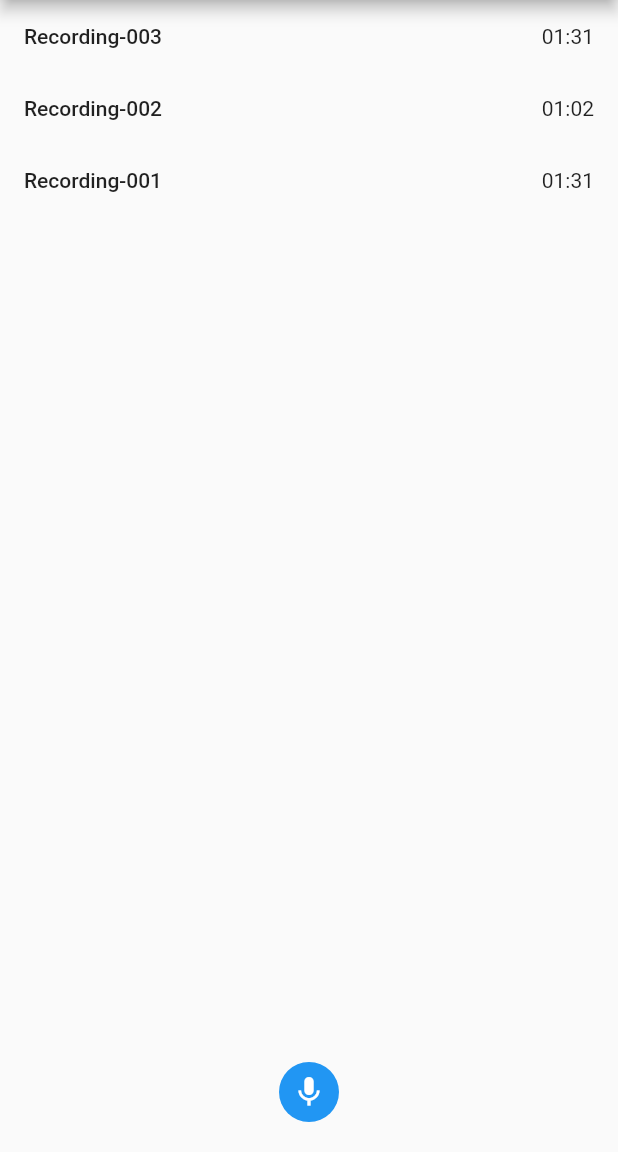
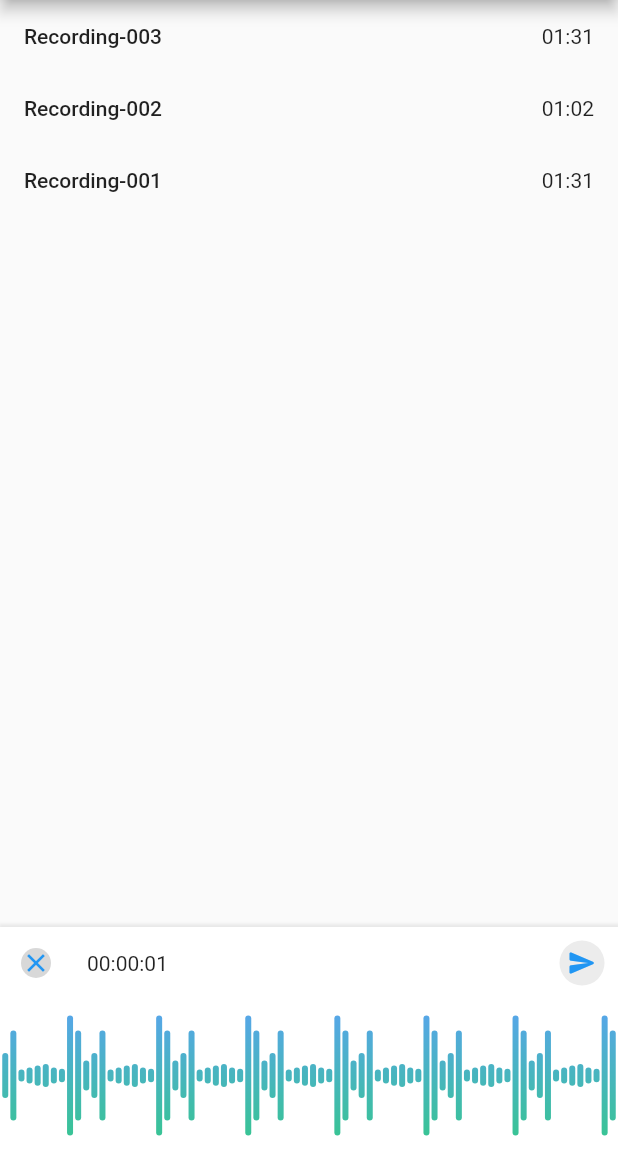
Before and after one commit to fighttech-vn/easy_audio, a Flutter app: the screen it shows after launch, after a tap on the "mic" icon, on a phone screen of 412 x 824 dp, the part 84-1236 px from its top. Run offline on Flutter 3.47's test engine with Material 2 defaults, Android fonts, the phone set to English and light mode, and no system bars; our stand-ins replace audioplayers; missing offline and left inert: record; statements that could not run were skipped.

Commit message:
feat(RecordUI): update ui record example (#2)

```diff
--- a/example/lib/src/easy_audio_screen.dart
+++ b/example/lib/src/easy_audio_screen.dart
@@ -1,7 +1,10 @@
+import 'dart:async';
+
 import 'package:easy_audio/easy_audio.dart';
 import 'package:example/src/helpers.dart';
 import 'package:flutter/material.dart';
 
+import 'fixed_wareform.dart';
 import 'record_data.dart';
 
 const _kOffsetHide = Offset(0, 2);
@@ -16,6 +19,8 @@ class EasyAudioExampleScreen extends StatefulWidget {
 
 class _EasyAudioExampleScreenState extends State<EasyAudioExampleScreen> {
   final EasyAudioController _audioController = EasyAudioController();
+  Timer? _timer;
+  final ValueNotifier<int> _ctlSecond = ValueNotifier(0);
   var _offset = _kOffsetHide;
   var _urlPlay = '';
 
@@ -36,15 +41,99 @@ class _EasyAudioExampleScreenState extends State<EasyAudioExampleScreen> {
   }
 
   void _startRecord() {
-    if (_audioController.isRecording) {
-      _stopRecord();
-    } else {
     _audioController.record();
-    }
+
+    _timer = null;
+    _ctlSecond.value = 0;
+    _timer = Timer.periodic(const Duration(seconds: 1), (timer) {
+      _ctlSecond.value = timer.tick;
+    });
+
+    showModalBottomSheet<bool>(
+      context: context,
+      backgroundColor: Colors.transparent,
+      barrierColor: Colors.transparent,
+      builder: (BuildContext context) {
+        return Container(
+          decoration: BoxDecoration(
+            color: Colors.white,
+            boxShadow: [
+              BoxShadow(
+                color: Colors.grey.withOpacity(0.2),
+                blurRadius: 1.0,
+                offset: const Offset(0, -1),
+                spreadRadius: 1.0,
+              ),
+            ],
+          ),
+          height: 150,
+          child: Column(
+            mainAxisAlignment: MainAxisAlignment.start,
+            children: [
+              Row(
+                children: [
+                  IconButton(
+                    onPressed: () => Navigator.of(context).pop(false),
+                    icon: Container(
+                      decoration: BoxDecoration(
+                        color: Colors.grey.withOpacity(0.4),
+                        borderRadius: BorderRadius.circular(50),
+                      ),
+                      child: Icon(
+                        Icons.close,
+                        size: 20,
+                        color: Theme.of(context).primaryColor,
+                      ),
+                    ),
+                  ),
+                  Padding(
+                    padding: const EdgeInsets.only(left: 10),
+                    child: ValueListenableBuilder<int>(
+                      valueListenable: _ctlSecond,
+                      builder: (_, sec, __) {
+                        return Text(Duration(seconds: sec).hhmmss);
+                      },
+                    ),
+                  ),
+                  const Spacer(),
+                  IconButton(
+                    onPressed: () => Navigator.of(context).pop(true),
+                    icon: Container(
+                      padding: const EdgeInsets.all(5),
+                      decoration: BoxDecoration(
+                        color: Colors.grey.withOpacity(0.2),
+                        borderRadius: BorderRadius.circular(50),
+                      ),
+                      child: Icon(
+                        Icons.send_rounded,
+                        size: 20,
+                        color: Theme.of(context).primaryColor,
+                      ),
+                    ),
+                  )
+                ],
+              ),
+              const Expanded(
+                child: Center(
+                  child: SizedBox(
+                    height: 100,
+                    child: AnimatedWaveform(divide: 3),
+                  ),
+                ),
+              ),
+            ],
+          ),
+        );
+      },
+    ).then((value) {
+      _timer?.cancel();
+      _stopRecord(value ?? false);
+    });
   }
 
-  void _stopRecord() {
+  void _stopRecord(bool save) {
     _audioController.stopRecorder()?.then((value) {
+      if (save) {
         if (value != null) {
           if (_offset == _kOffsetHide) {
             _offset = _kOffsetShow;
@@ -63,6 +152,7 @@ class _EasyAudioExampleScreenState extends State<EasyAudioExampleScreen> {
           );
 
           _playAudio(value);
+        }
       }
     });
   }
@@ -178,18 +268,6 @@ class _EasyAudioExampleScreenState extends State<EasyAudioExampleScreen> {
                     child: Center(
                       child: Column(
                         children: [
-                          AnimatedBuilder(
-                            animation: _audioController,
-                            builder: (context, child) {
-                              if (_audioController.isRecording) {
-                                return const Padding(
-                                  padding: EdgeInsets.all(8.0),
-                                  child: LinearProgressIndicator(),
-                                );
-                              }
-                              return const SizedBox();
-                            },
-                          ),
                           GestureDetector(
                             onTap: _startRecord,
                             child: Container(
--- /dev/null
+++ b/example/lib/src/fixed_wareform.dart
@@ -0,0 +1,217 @@
+import 'dart:math';
+
+import 'package:flutter/material.dart';
+
+class FixedWaveform extends StatelessWidget {
+  final List<double> templates;
+  final Size size;
+  final double waveThickness;
+
+  const FixedWaveform({
+    Key? key,
+    this.templates = const [3, 6, 9, 12, 15, 17, 12, 10, 8, 6, 2],
+    this.size = const Size(double.infinity, 24),
+    this.waveThickness = 2.2,
+  }) : super(key: key);
+
+  @override
+  Widget build(BuildContext context) {
+    return ShaderMask(
+      shaderCallback: (Rect bounds) {
+        return const LinearGradient(
+          begin: Alignment.topCenter,
+          end: Alignment.bottomCenter,
+          colors: [
+            Color(0xff5AA3F1),
+            Color(0xff35C78B),
+          ],
+        ).createShader(bounds);
+      },
+      child: CustomPaint(
+        size: size,
+        painter: WavePainter(
+          templates: templates,
+          waveThickness: waveThickness,
+          waveColor: Colors.white,
+        ),
+      ),
+    );
+  }
+}
+
+enum WaveForm { fit, contain }
+
+class WavePainter extends CustomPainter {
+  final List<double> templates;
+  final double animValue;
+  final Color? waveColor;
+  final StrokeCap waveCap;
+  final double waveThickness;
+  final double waveSpace;
+  final Shader? fixedWaveGradient;
+  final WaveForm form;
+
+  WavePainter({
+    required this.templates,
+    this.animValue = 0,
+    this.waveSpace = 1.4,
+    this.waveColor,
+    this.waveCap = StrokeCap.round,
+    this.waveThickness = 2.2,
+    this.fixedWaveGradient,
+    this.form = WaveForm.fit,
+  }) : wavePaint = Paint()
+          ..color = waveColor ?? Colors.black
+          ..strokeWidth = waveThickness
+          ..strokeCap = waveCap
+          ..shader = fixedWaveGradient;
+
+  Paint wavePaint;
+
+  @override
+  void paint(Canvas canvas, Size size) {
+    // print('$runtimeType $templates');
+    _drawFixedWave(size, canvas);
+  }
+
+  @override
+  bool shouldRepaint(WavePainter oldDelegate) => false;
+
+  void _drawFixedWave(Size size, Canvas canvas) {
+    final coupleWidth = waveThickness + waveSpace;
+    final waveAndSpaceCount = (size.width - waveThickness) ~/ coupleWidth;
+    final remainingWidth =
+        (size.width - waveThickness) - (waveAndSpaceCount * coupleWidth);
+    final start = remainingWidth / 2 + waveThickness / 2;
+    final templateCount = templates.length;
+    final maxT = templates.reduce(max);
+    for (var i = 0; i <= waveAndSpaceCount; i++) {
+      final t = templates[i % templateCount];
+      double waveHeight;
+      final start0 = start + (coupleWidth * i);
+      if (form == WaveForm.fit) {
+        waveHeight = t / maxT * (size.height - waveThickness);
+      } else {
+        waveHeight = t - waveThickness;
+      }
+      canvas.drawLine(
+        Offset(start0, size.height / 2 - waveHeight / 2),
+        Offset(start0, size.height / 2 + waveHeight / 2),
+        wavePaint,
+      );
+    }
+  }
+}
+
+class AnimatedWaveform extends StatefulWidget {
+  final List<double> templates;
+  final bool playing;
+  final WaveForm form;
+  final double waveThickness;
+  final int divide;
+
+  const AnimatedWaveform({
+    Key? key,
+    this.templates = const [3, 6, 9, 12, 15, 17, 12, 10, 8, 6, 2],
+    this.playing = true,
+    this.form = WaveForm.contain,
+    this.waveThickness = 4,
+    this.divide = 1,
+  }) : super(key: key);
+
+  @override
+  State<AnimatedWaveform> createState() => _AnimatedWaveformState();
+}
+
+class _AnimatedWaveformState extends State<AnimatedWaveform>
+    with SingleTickerProviderStateMixin {
+  late final AnimationController controller;
+  late final Animation<double> animation;
+
+  AnimationStatus? last;
+
+  @override
+  void initState() {
+    controller = AnimationController(
+      vsync: this,
+      duration: const Duration(milliseconds: 500),
+    )..addListener(() {
+        if (controller.isCompleted) {
+          last = AnimationStatus.reverse;
+          controller.reverse();
+        } else if (controller.isDismissed) {
+          last = AnimationStatus.forward;
+          controller.forward();
+        }
+      });
+    if (widget.playing) {
+      controller.forward();
+    }
+    animation = Tween(begin: 0.3, end: 0.7).animate(controller);
+    super.initState();
+  }
+
+  @override
+  void didUpdateWidget(covariant AnimatedWaveform oldWidget) {
+    if (widget.playing) {
+      if (last == null || last == AnimationStatus.forward) {
+        controller.forward();
+      } else {
+        controller.reverse();
+      }
+    } else {
+      controller.stop();
+    }
+    super.didUpdateWidget(oldWidget);
+  }
+
+  @override
+  void dispose() {
+    controller.dispose();
+    super.dispose();
+  }
+
+  @override
+  Widget build(BuildContext context) {
+    final newList = widget.templates.map((e) => e * widget.divide).toList();
+    final maxValue = newList.reduce(max);
+
+    return AnimatedBuilder(
+      animation: animation,
+      builder: (context, child) {
+        return ShaderMask(
+          shaderCallback: (Rect bounds) {
+            return const LinearGradient(
+              begin: Alignment.topCenter,
+              end: Alignment.bottomCenter,
+              colors: [
+                Color(0xff5AA3F1),
+                Color(0xff35C78B),
+              ],
+            ).createShader(bounds);
+          },
+          child: CustomPaint(
+            size: Size(
+              double.infinity,
+              maxValue,
+            ),
+            painter: WavePainter(
+              templates: [
+                ...newList.asMap().entries.map((e) {
+                  if (e.value < (maxValue / 2)) {
+                    return e.value / animation.value;
+                  } else {
+                    return e.value * animation.value;
+                  }
+                }),
+              ],
+              waveThickness: widget.waveThickness,
+              waveColor: Colors.white,
+              form: widget.form,
+            ),
+          ),
+        );
+      },
+    );
+  }
+}
--- a/example/lib/src/helpers.dart
+++ b/example/lib/src/helpers.dart
@@ -16,4 +16,8 @@ extension DurationExt on Duration {
 
     return formatTime.map((e) => dataTime[e] ?? '').toList().join(':');
   }
+
+  String get hhmmss {
+    return toString().split('.').first.padLeft(8, '0');
+  }
 }
```
Lines whose indentation alone changed are shown as unchanged.
